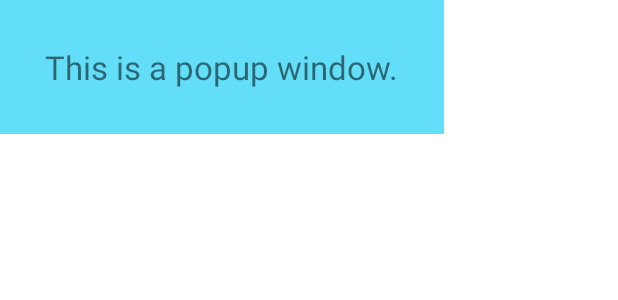
After one commit to ppathirana54/EC327-Pawnbarian, an Android app: the layout instructions.xml on its own in the app's theme, with its tools: preview values and no code run, on a phone screen of 412 x 824 dp. The commit adds this screen. Shown: the top 300 px of the screen. Run offline under Robolectric (Android 15) with nearby library versions, the phone set to English and light mode, and no system bars.

Commit message:
Instructions

```diff
--- /dev/null
+++ b/PawnBarianMockUp/app/src/main/res/layout/instructions.xml
@@ -0,0 +1,16 @@
+<?xml version="1.0" encoding="utf-8"?>
+<RelativeLayout
+xmlns:android="http://schemas.android.com/apk/res/android"
+android:layout_width="wrap_content"
+android:layout_height="wrap_content"
+android:background="#62def8">
+
+<TextView
+    android:layout_width="wrap_content"
+    android:layout_height="wrap_content"
+    android:layout_centerInParent="true"
+    android:layout_margin="30dp"
+    android:textSize="22sp"
+    android:text="This is a popup window."/>
+
+</RelativeLayout>
--- a/PawnBarianMockUp/app/src/main/res/values/strings.xml
+++ b/PawnBarianMockUp/app/src/main/res/values/strings.xml
@@ -12,4 +12,6 @@
     <string name="Enemy_Turn">End Your Turn</string>
     <string name="Game_Over">GAME OVER</string>
     <string name="Play_Again">Play Again</string>
+    <string name="Instructions">Instructions</string>
+
 </resources>
```
Also changed, not shown: PawnBarianMockUp/app/src/main/java/com/example/pawnbarianmockup/ui/home/HomeFragment.java (+54 -1 lines).
